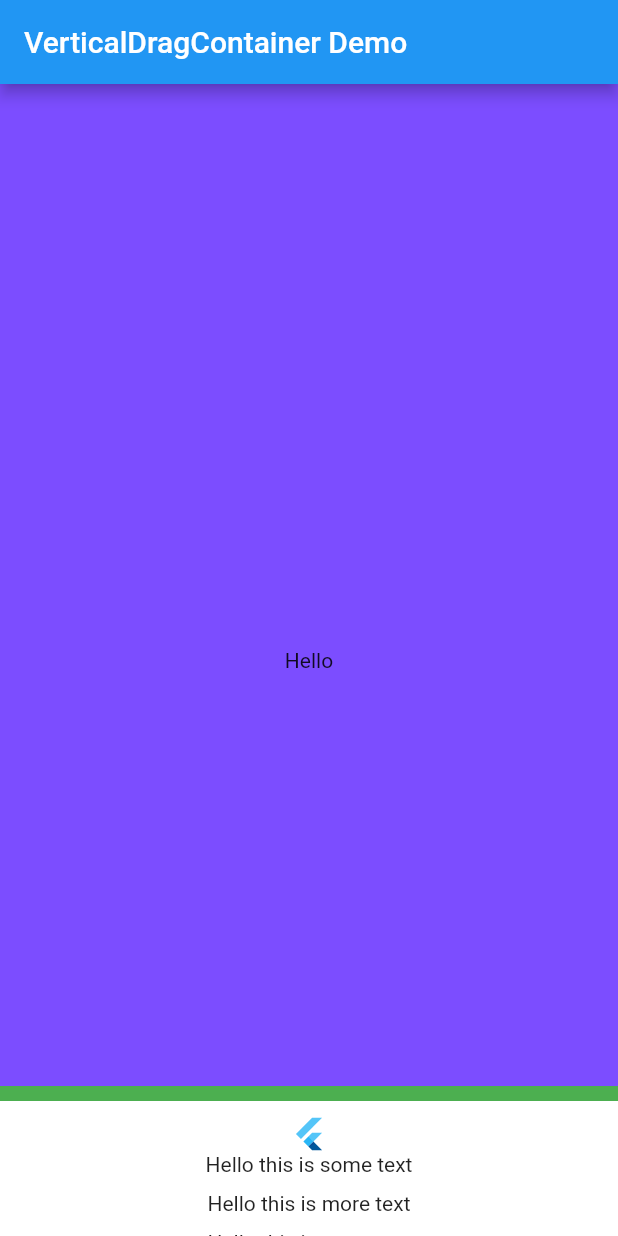
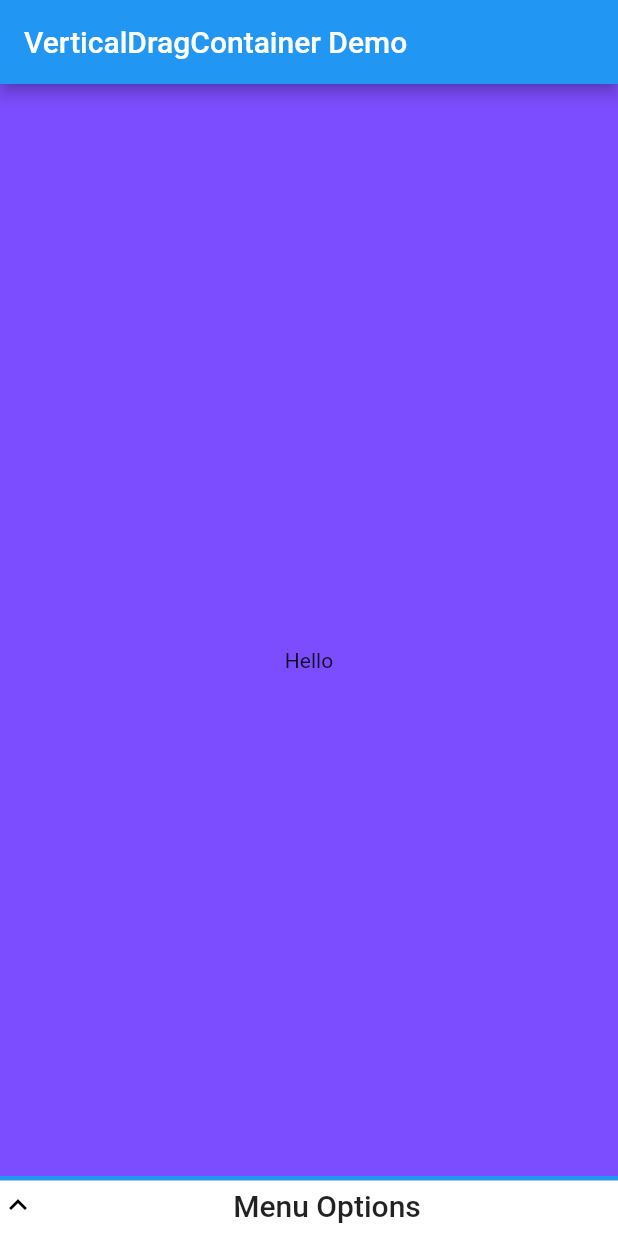
Before and after one commit to magnatronus/vertical-drag, a Flutter app: the screen it shows after launch, on a phone screen of 412 x 824 dp. Run offline on Flutter 3.47's test engine with Material 2 defaults, Android fonts, the phone set to English and light mode, and no system bars.

Commit message:
added ability to expand and contract the overlay by clicking the title bar

```diff
--- a/lib/dragable.dart
+++ b/lib/dragable.dart
@@ -1,26 +1,38 @@
 import 'package:flutter/material.dart';
 
-
-///
-/// A Container that can be used in a Stack that can be clicked and dragged to resize it
-///
+/// A Container that can be used in a Stack that can be clicked and /or dragged to resize it
+/// [minHeight] is the minium height the container will close down when clicked or dragged
+/// [startHeight] is the initial height of the container when first created
+/// [expandedHeght] is the height the container will grow to if the title bar is clicked
+/// [child] is the widget displayed in the the container
+/// [backgroundColor] is the main container background colour
+/// [barColor] is the background colour of the title bar
+/// [iconColor] is the colour of the indicator icon and the titlebar text
+/// [title] is the displayed title bar text
 class VerticalDragContainer extends StatefulWidget {
-
   final double minHeight;
   final double startHeight;
+  final double expandedHeight;
   final Widget child;
-  final backgroundColor;
+  final Color backgroundColor;
+  final Color barColor;
+  final Color iconColor;
+  final String title;
 
-  const VerticalDragContainer({@required this.startHeight,@required this.minHeight, @required this.child, this.backgroundColor});
+  const VerticalDragContainer(
+      {@required this.startHeight,
+      @required this.minHeight,
+      @required this.child,
+      @required this.expandedHeight,
+      this.backgroundColor: Colors.white,
+      this.barColor: Colors.blue,
+      this.iconColor: Colors.black,
+      this.title: "Menu Options"});
 
-  _VerticalDragContainerState createState()=>_VerticalDragContainerState();
-
+  _VerticalDragContainerState createState() => _VerticalDragContainerState();
 }
 
-
-
 class _VerticalDragContainerState extends State<VerticalDragContainer> {
-
   var _currentHeight;
   var _startHeight;
   var _startDy;
@@ -32,16 +44,34 @@ class _VerticalDragContainerState extends State<VerticalDragContainer> {
   }
 
   @override
-  Widget build(BuildContext context){
-
+  Widget build(BuildContext context) {
     return Container(
       color: widget.backgroundColor,
       height: _currentHeight,
       child: Column(
         children: <Widget>[
+          // Top Line
+          Container(
+            height: 3.0,
+            width: double.infinity,
+            color: widget.barColor,
+          ),
 
-          /// This is the bar used to pull the container up and down
+          // This is the 'titlebar' used to pull the container up and down
+          // Now it can be tapped or dragged to expand and collapse the overlay
           GestureDetector(
+            behavior: HitTestBehavior.translucent,
+            onTap: () {
+              if (_currentHeight <= widget.minHeight) {
+                setState(() {
+                  _currentHeight = widget.expandedHeight;
+                });
+              } else {
+                setState(() {
+                  _currentHeight = widget.minHeight;
+                });
+              }
+            },
             onVerticalDragStart: (s) {
               _startDy = s.globalPosition.dy;
               _startHeight = _currentHeight;
@@ -50,28 +80,40 @@ class _VerticalDragContainerState extends State<VerticalDragContainer> {
               var _currentDy = a.globalPosition.dy;
               var newHeight = _startDy - _currentDy;
               setState(() {
-                if((_startHeight + newHeight)>=  widget.minHeight){
+                if ((_startHeight + newHeight) >= widget.minHeight) {
                   _currentHeight = (_startHeight + newHeight);
+                } else {
+                  _currentHeight = widget.minHeight;
                 }
               });
             },
-            child: Container(
-              height: 10.0,
-              color: Colors.green,
+            child: Row(
+              children: <Widget>[
+                Icon(
+                  (_currentHeight <= widget.minHeight)
+                      ? Icons.keyboard_arrow_up
+                      : Icons.keyboard_arrow_down,
+                  color: widget.iconColor,
+                ),
+                Expanded(
+                  child: Padding(
+                    padding: EdgeInsets.all(5.0),
+                    child: Text(widget.title,
+                        textAlign: TextAlign.center,
+                        style: Theme.of(context).textTheme.title),
+                  ),
+                ),
+              ],
             ),
           ),
 
           /// This is the child widget container
           Expanded(
-            child: SingleChildScrollView(
-              child: widget.child,
-            )
-          )
-
+              child: SingleChildScrollView(
+            child: widget.child,
+          ))
         ],
       ),
     );
-
   }
-
 }
--- a/lib/main.dart
+++ b/lib/main.dart
@@ -1,79 +1,62 @@
 import 'package:flutter/material.dart';
-import 'package:dragview/dragable.dart';
+import 'dragable.dart';
 
+/// Simple demo showing the use of the VerticalDragContainer widget
 void main() => runApp(new MyApp());
 
 class MyApp extends StatelessWidget {
-
   @override
   Widget build(BuildContext context) {
     return new MaterialApp(
       title: 'Flutter Demo',
       home: Scaffold(
           appBar: AppBar(title: Text("VerticalDragContainer Demo")),
-        body: TestStack()
-      ),
+          body: TestStack()),
     );
   }
 }
 
-
-
 class TestStack extends StatelessWidget {
-
   @override
-  Widget build(BuildContext context){
-
+  Widget build(BuildContext context) {
     return Stack(
       children: <Widget>[
-
         Material(
             elevation: 10.0,
             type: MaterialType.canvas,
             shadowColor: Colors.green,
             color: Colors.deepPurpleAccent,
-          child: Center(
-            child: Text("Hello")
-          )
-        ),
-
+            child: Center(child: Text("Hello"))),
         Align(
             alignment: Alignment.bottomCenter,
-
             child: VerticalDragContainer(
                 backgroundColor: Colors.white,
-            startHeight: 100.0,
-            minHeight: 50.0,
-            child:  Column(
-
+                startHeight: 40.0,
+                minHeight: 40.0,
+                expandedHeight: 290.0,
+                child: Column(
                   children: <Widget>[
-                SizedBox(height:10.0),
+                    SizedBox(height: 10.0),
                     FlutterLogo(),
                     Text("Hello this is some text"),
-                SizedBox(height:10.0),
+                    SizedBox(height: 10.0),
                     Text("Hello this is more text"),
-                SizedBox(height:10.0),
+                    SizedBox(height: 10.0),
                     Text("Hello this is more text"),
-                SizedBox(height:10.0),
+                    SizedBox(height: 10.0),
                     Text("Hello this is more text"),
-                SizedBox(height:10.0),
+                    SizedBox(height: 10.0),
                     Text("Hello this is the last text"),
-                SizedBox(height:10.0),
+                    SizedBox(height: 10.0),
                     FlutterLogo(),
-                SizedBox(height:10.0),
+                    SizedBox(height: 10.0),
                     RaisedButton(
                       onPressed: () {},
                       child: Text("This is a Button"),
                     )
                   ],
-
-            )
-          )
-        )
-
+                )))
       ],
-
     );
-
   }
 }
```
Also changed, not shown: pubspec.lock, 1 other file. Lines whose indentation alone changed are shown as unchanged.
